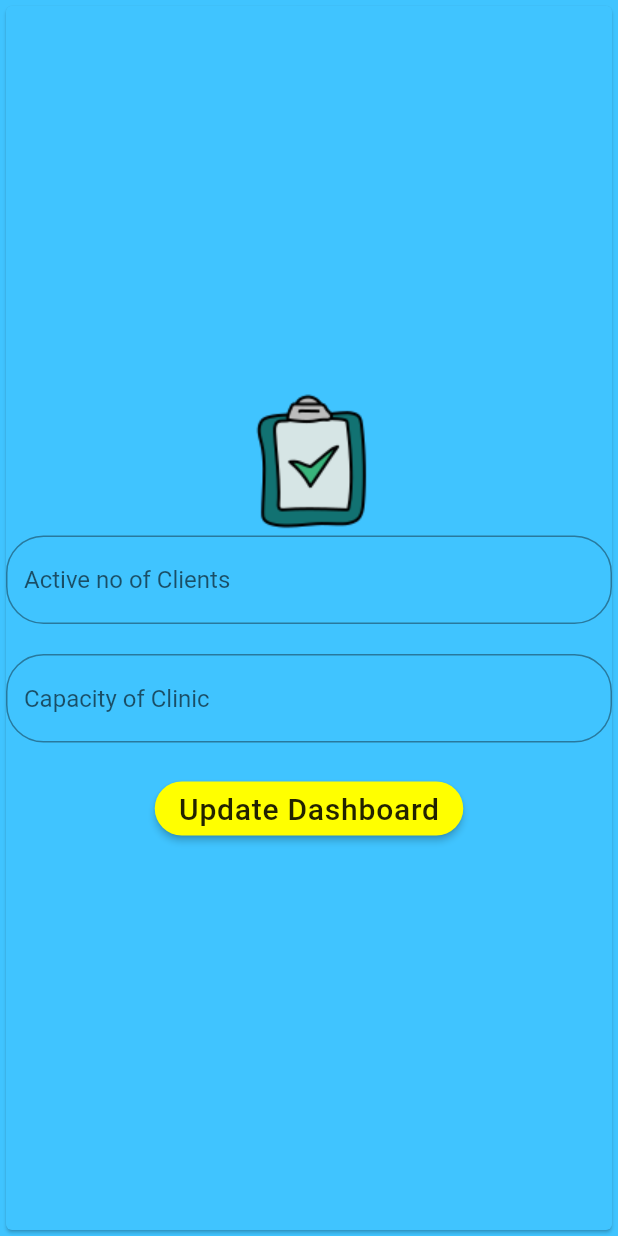
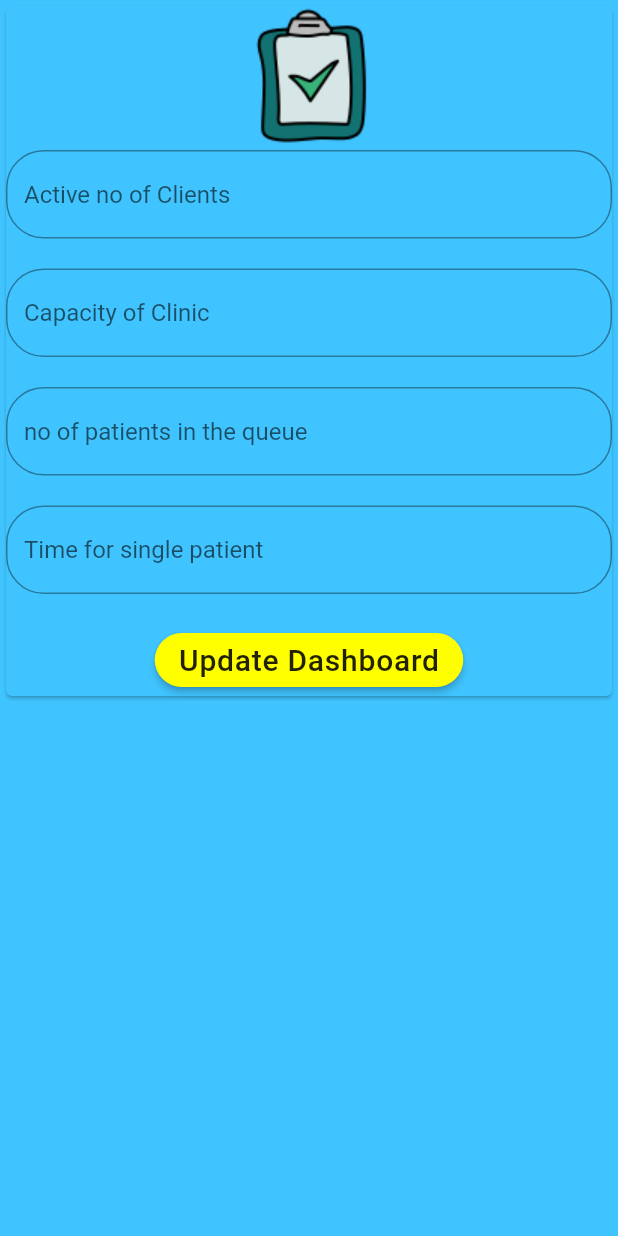
Before and after one commit to ripulagrawal98/flutter_login, a Flutter app: the screen it shows after launch, after a tap on "Update patients", on a phone screen of 412 x 824 dp. Run offline on Flutter 3.47's test engine with Material 2 defaults, Android fonts, the phone set to English and light mode, and no system bars; our stand-ins replace firebase_core, firebase_database; accounts and stored records are empty; Roboto replaces fonts that are missing (SourceSansPro).

Commit message:
update dashboard

```diff
--- a/lib/main.dart
+++ b/lib/main.dart
@@ -1,6 +1,8 @@
+import 'package:firebase_core/firebase_core.dart';
 import 'package:flutter/cupertino.dart';
 import 'package:flutter/material.dart';
 import 'package:flutter/widgets.dart';
+import 'package:firebase_database/firebase_database.dart';
 
 void main() {
   runApp(MaterialApp(
@@ -12,7 +14,7 @@ void main() {
 //      // When navigating to the "/second" route, build the SecondScreen widget.
 //      '/second': (context) => FirstScreen(),
 //    },
-    home: Dashboard(0, 20),
+    home: Dashboard(0, 20, 10, 50),
 //    home: UpdateDashboard(),
   ));
 }
@@ -126,31 +128,35 @@ class FirstScreen extends StatelessWidget {
 
 class Dashboard extends StatefulWidget {
   final dynamic active;
-  final dynamic maxium;
+  final maxium;
+  final dynamic waiting_list;
+  final dynamic waiting_time;
 
-  Dashboard(this.active, this.maxium);
+  Dashboard(this.active, this.maxium, this.waiting_list, this.waiting_time);
 
   @override
-  _DashboardState createState() => _DashboardState(active, maxium);
+  _DashboardState createState() =>
+      _DashboardState(active, maxium, waiting_list, waiting_time);
 }
 
 class _DashboardState extends State<Dashboard> {
-  dynamic active, maxium;
+  dynamic active, waiting_list, waiting_time;
+  dynamic maxium;
 
-  _DashboardState(this.active, this.maxium);
+  _DashboardState(
+      this.active, this.maxium, this.waiting_list, this.waiting_time);
 
-  int active_patients = 12;
-  int max_patients = 15;
-
+//  dynamic active_patients = 12;
+//  int max_patients = 15;
+//
 //  final int active;
 
-
-  void UpdateText() {
-    setState(() {
-      active_patients = active;
-      max_patients = maxium;
-    });
-  }
+//  void UpdateText() {
+//    setState(() {
+//      active_patients = active;
+//      max_patients = maxium;
+//    });
+//  }
 
   @override
   Widget build(BuildContext context) {
@@ -225,13 +231,26 @@ class _DashboardState extends State<Dashboard> {
                         height: 10.0,
                       ),
                       Text(
-                        "Waiting List",
+                        "Waiting : $waiting_list",
                         textAlign: TextAlign.center,
                         style: TextStyle(
                           fontFamily: "SourceSansPro",
                           fontSize: 25.0,
                           fontWeight: FontWeight.bold,
-                          color: Colors.white70,
+                          color: Colors.black87,
+                        ),
+                      ),
+                      SizedBox(
+                        height: 10.0,
+                      ),
+                      Text(
+                        "Your turn in next $waiting_time minutes",
+                        textAlign: TextAlign.center,
+                        style: TextStyle(
+                          fontFamily: "SourceSansPro",
+                          fontSize: 25.0,
+                          fontWeight: FontWeight.bold,
+                          color: Colors.black87,
                         ),
                       )
                     ],
@@ -249,7 +268,7 @@ class _DashboardState extends State<Dashboard> {
                 children: <Widget>[
                   RaisedButton(
                     onPressed: () {
-                      UpdateText();
+//                      UpdateText();
                       //Navigator.pop(context);
 //                      Navigator.pushNamed(context, '/second');
                       // Navigate back to first screen when tapped.
@@ -345,16 +364,21 @@ class _UpdateDashboardState extends State<UpdateDashboard> {
 
   final active_controller = TextEditingController();
   final max_controller = TextEditingController();
+  final waiting_controller = TextEditingController();
+  final wait_time_controller = TextEditingController();
 
   @override
   Widget build(BuildContext context) {
     return MaterialApp(
       home: Scaffold(
+
         backgroundColor: Colors.lightBlueAccent,
         body: SafeArea(
-          child: Card(
+          child: ListView(
+            children: <Widget>[
+              Card(
                 color: Colors.lightBlueAccent,
-//            margin:EdgeInsets.symmetric(vertical: 20.0),
+
                 child: Column(
                   mainAxisAlignment: MainAxisAlignment.center,
                   children: <Widget>[
@@ -390,14 +414,46 @@ class _UpdateDashboardState extends State<UpdateDashboard> {
                     SizedBox(
                       height: 20.0,
                     ),
+                    TextFormField(
+                      controller: waiting_controller,
+                      decoration: InputDecoration(
+                        border: OutlineInputBorder(
+                            borderRadius: BorderRadius.circular(25.0)
+                        ),
+                        hintText: "no of patients in the queue",
+                        fillColor: Colors.teal,
+                      ),
+                      keyboardType: TextInputType.number,
+                    ),
+                    SizedBox(
+                      height: 20.0,
+                    ),
+                    TextFormField(
+                      controller: wait_time_controller,
+                      decoration: InputDecoration(
+                        border: OutlineInputBorder(
+                            borderRadius: BorderRadius.circular(25.0)
+                        ),
+                        hintText: "Time for single patient",
+                        fillColor: Colors.teal,
+                      ),
+                      keyboardType: TextInputType.datetime,
+                    ),
+                    SizedBox(
+                      height: 20.0,
+                    ),
                     RaisedButton(
                       onPressed: () {
                         dynamic active = active_controller.text;
                         dynamic maxium = max_controller.text;
+                        dynamic waiting_list = waiting_controller.text;
+                        dynamic waiting_time = wait_time_controller.text;
                         Navigator.push(
                           context,
                           MaterialPageRoute(
-                          builder: (context) => Dashboard(active, maxium)),
+                              builder: (context) =>
+                                  Dashboard(active, maxium, waiting_list,
+                                      waiting_time)),
                         );
 //                    Navigator.pop(context);
                       },
@@ -415,6 +471,9 @@ class _UpdateDashboardState extends State<UpdateDashboard> {
 
                   ],
                 ),
+              ),
+
+            ],
           ),
         ),
       ),
--- a/pubspec.yaml
+++ b/pubspec.yaml
@@ -8,6 +8,8 @@ version: 1.0.0+1
 environment:
   sdk: ">=2.7.0 <3.0.0"
 
+
+
 dependencies:
   flutter:
     sdk: flutter
@@ -16,12 +18,15 @@ dependencies:
   firebase_auth: ^0.14.0+5
   cupertino_icons: ^0.1.3
   cloud_firestore: ^0.12.9+5
+  firebase_database: ^3.1.6
+
 
 dev_dependencies:
   flutter_test:
     sdk: flutter
 
 flutter:
+
 
   uses-material-design: true
 
```
Also changed, not shown: pubspec.lock, 2 other files. Lines whose indentation alone changed are shown as unchanged.
